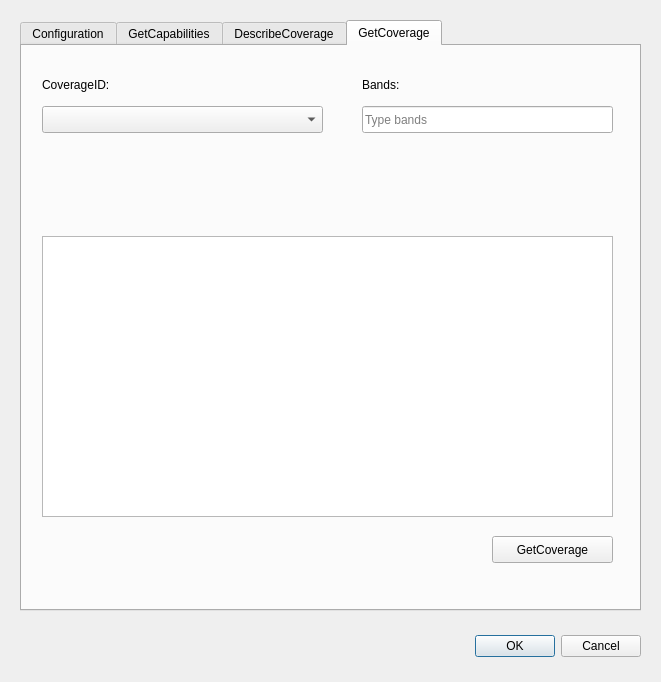
Old version of the form wcs_viewer_dialog_base.ui in the repository raphaelrpl/wcsviewer.
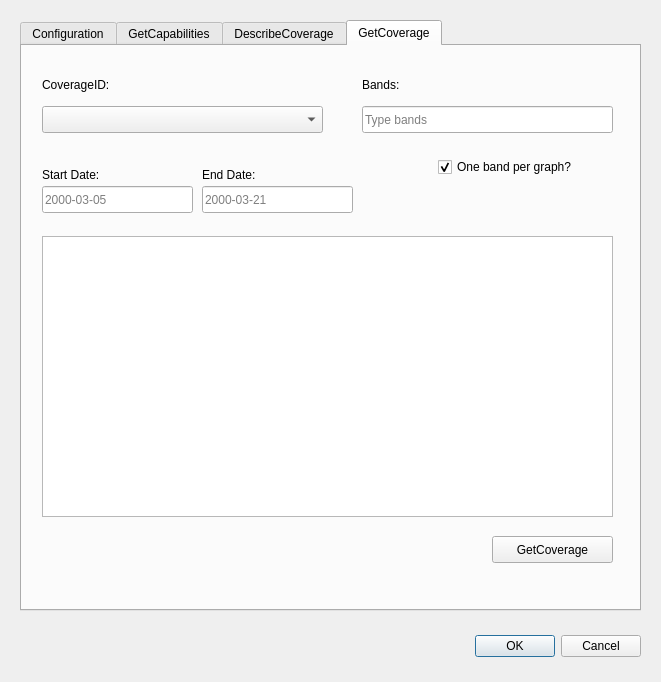
New version of the form. The open tabs and pages were chosen to show the change.

Commit message: mouseover on graph with mpldatacursor

```diff
--- a/wcs_viewer_dialog_base.ui
+++ b/wcs_viewer_dialog_base.ui
@@ -210,6 +210,74 @@
       <string>Type bands</string>
      </property>
     </widget>
+    <widget class="QCheckBox" name="bandPerGraph">
+     <property name="geometry">
+      <rect>
+       <x>416</x>
+       <y>110</y>
+       <width>171</width>
+       <height>22</height>
+      </rect>
+     </property>
+     <property name="text">
+      <string>One band per graph?</string>
+     </property>
+     <property name="checked">
+      <bool>true</bool>
+     </property>
+    </widget>
+    <widget class="QLabel" name="label_5">
+     <property name="geometry">
+      <rect>
+       <x>20</x>
+       <y>120</y>
+       <width>151</width>
+       <height>17</height>
+      </rect>
+     </property>
+     <property name="text">
+      <string>Start Date:</string>
+     </property>
+    </widget>
+    <widget class="QLabel" name="label_6">
+     <property name="geometry">
+      <rect>
+       <x>180</x>
+       <y>120</y>
+       <width>141</width>
+       <height>17</height>
+      </rect>
+     </property>
+     <property name="text">
+      <string>End Date:</string>
+     </property>
+    </widget>
+    <widget class="QLineEdit" name="startDateInput">
+     <property name="geometry">
+      <rect>
+       <x>20</x>
+       <y>140</y>
+       <width>151</width>
+       <height>27</height>
+      </rect>
+     </property>
+     <property name="placeholderText">
+      <string>2000-03-05</string>
+     </property>
+    </widget>
+    <widget class="QLineEdit" name="endDateInput">
+     <property name="geometry">
+      <rect>
+       <x>180</x>
+       <y>140</y>
+       <width>151</width>
+       <height>27</height>
+      </rect>
+     </property>
+     <property name="placeholderText">
+      <string>2000-03-21</string>
+     </property>
+    </widget>
    </widget>
   </widget>
  </widget>
```
Left out of the diff: 4 changed lines with no effect on the pictures. The commit also changes 4 other files.
